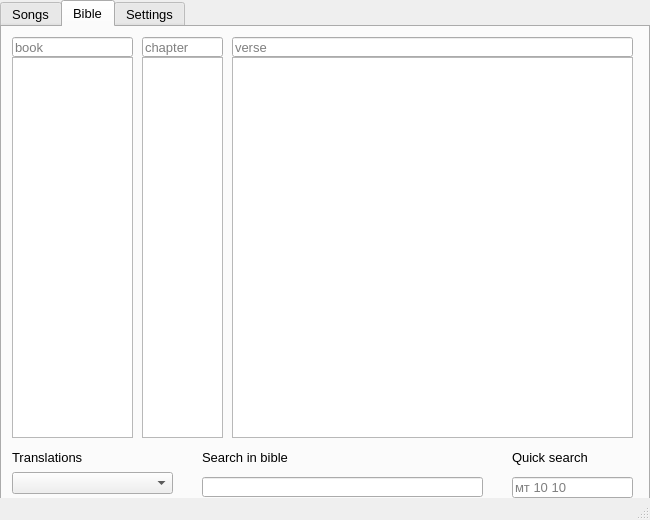
Qt form ss.ui (0xt1m/LyricVerse) before a commit.
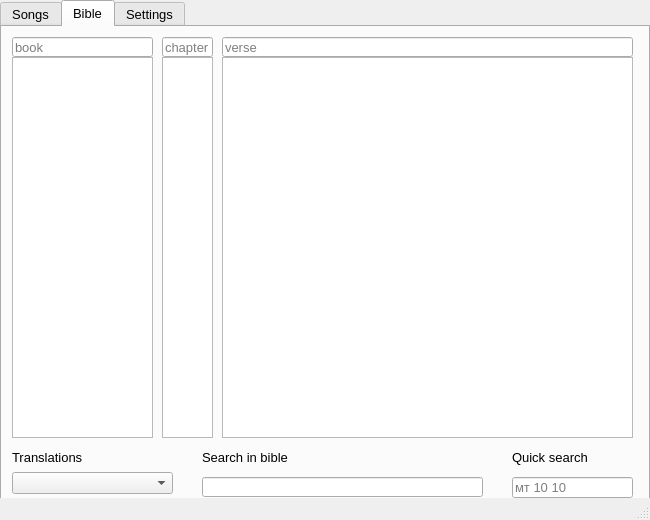
The same form after that commit.

```diff
--- a/ss.ui
+++ b/ss.ui
@@ -144,9 +144,9 @@
      <widget class="QListWidget" name="bible_chapters_list">
       <property name="geometry">
        <rect>
-        <x>140</x>
+        <x>160</x>
         <y>30</y>
-        <width>81</width>
+        <width>51</width>
         <height>381</height>
        </rect>
       </property>
@@ -154,9 +154,9 @@
      <widget class="QListWidget" name="bible_verses_list">
       <property name="geometry">
        <rect>
-        <x>230</x>
+        <x>220</x>
         <y>30</y>
-        <width>401</width>
+        <width>411</width>
         <height>381</height>
        </rect>
       </property>
@@ -164,9 +164,9 @@
      <widget class="QLineEdit" name="chapter_input">
       <property name="geometry">
        <rect>
-        <x>140</x>
+        <x>160</x>
         <y>10</y>
-        <width>81</width>
+        <width>51</width>
         <height>20</height>
        </rect>
       </property>
@@ -179,7 +179,7 @@
        <rect>
         <x>10</x>
         <y>30</y>
-        <width>121</width>
+        <width>141</width>
         <height>381</height>
        </rect>
       </property>
@@ -187,9 +187,9 @@
      <widget class="QLineEdit" name="verse_input">
       <property name="geometry">
        <rect>
-        <x>230</x>
+        <x>220</x>
         <y>10</y>
-        <width>401</width>
+        <width>411</width>
         <height>20</height>
        </rect>
       </property>
@@ -202,7 +202,7 @@
        <rect>
         <x>10</x>
         <y>10</y>
-        <width>121</width>
+        <width>141</width>
         <height>20</height>
        </rect>
       </property>
```
